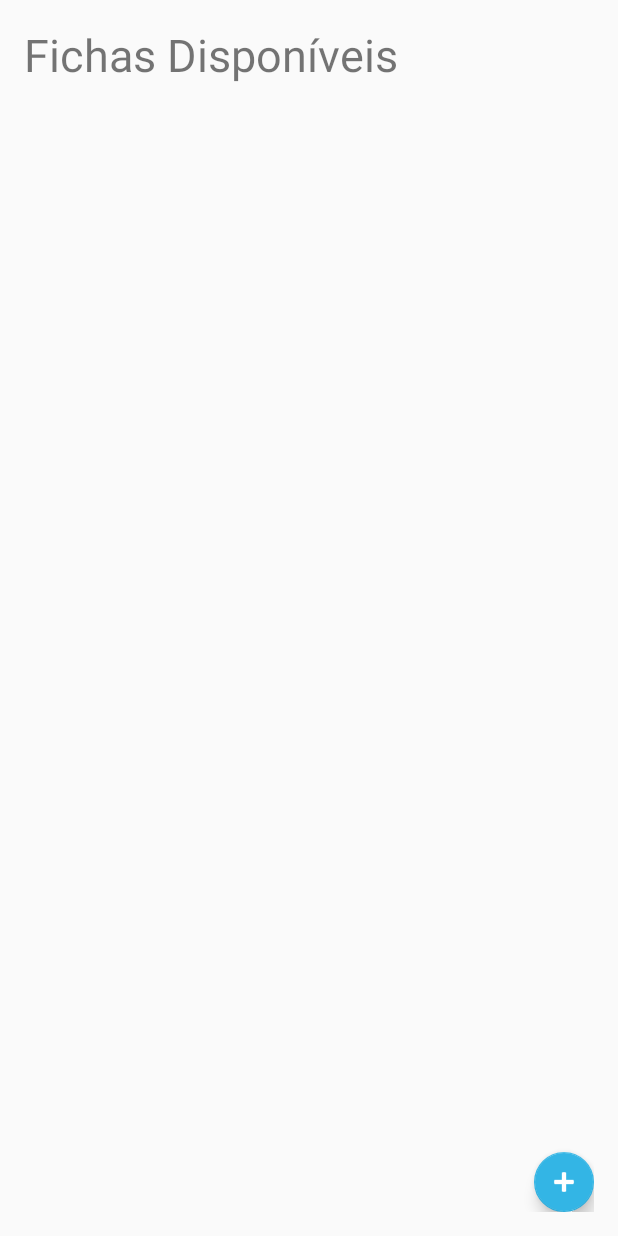
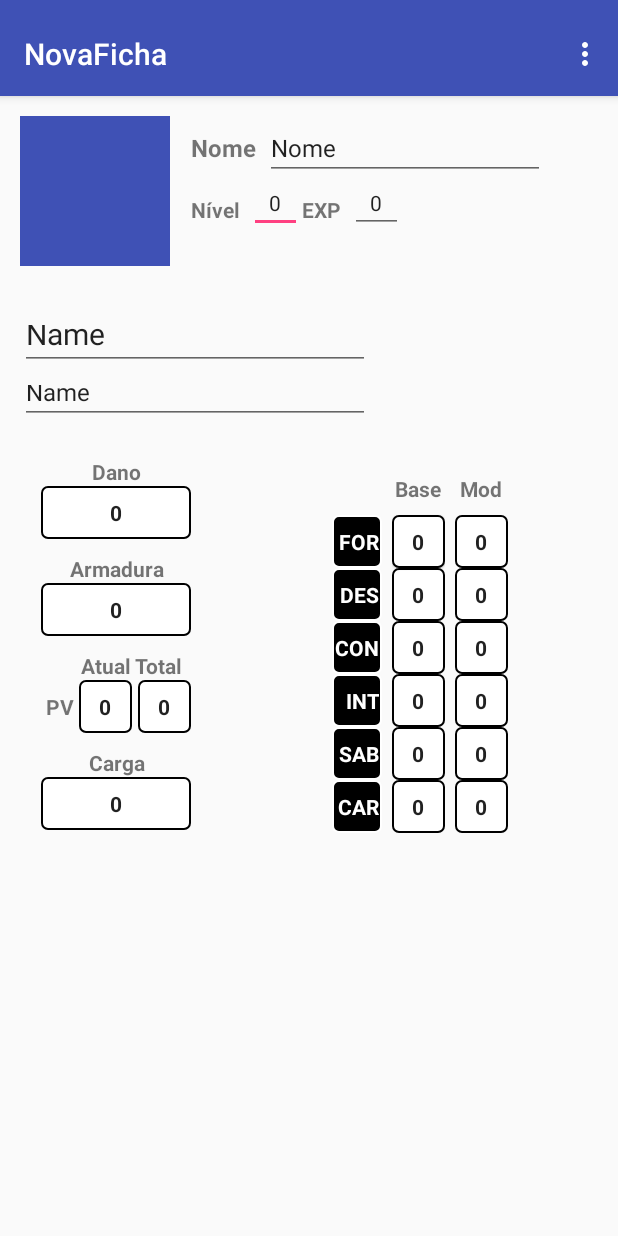
Before and after one commit to CarolinaRansatto/DWKeeper, an Android app: the screen it shows after launch (SelecaoFicha before the commit, NovaFicha after it), on a phone screen of 412 x 824 dp. Run offline under Robolectric (Android 15) with nearby library versions, the light colour scheme and no system bars; pictures from the network do not load.

Commit message:
alguns arquivos retirados, bd atualizado e nova pagina funcionando

```diff
--- a/app/src/main/AndroidManifest.xml
+++ b/app/src/main/AndroidManifest.xml
@@ -15,8 +15,8 @@
         <activity android:name=".MainActivity" />
         <activity android:name=".Dados" />
         <activity
-            android:name=".SelecaoFicha"
-            android:label="SelecaoFicha"
+            android:name=".NovaFicha"
+            android:label="NovaFicha"
             android:theme="@style/AppTheme.NoActionBar">
             <intent-filter>
                 <action android:name="android.intent.action.MAIN" />
@@ -24,7 +24,7 @@
                 <category android:name="android.intent.category.LAUNCHER" />
             </intent-filter>
         </activity>
-        <activity android:name=".NovaFicha"></activity>
+        <activity android:name=".SelecaoFicha"></activity>
     </application>
     <uses-permission android:name="android.permission.READ_EXTERNAL_STORAGE" />
 </manifest>
--- a/app/src/main/java/com/keeper/company/dwkeeper/DatabaseHelper.java
+++ b/app/src/main/java/com/keeper/company/dwkeeper/DatabaseHelper.java
@@ -53,6 +53,9 @@ public class DatabaseHelper extends SQLiteOpenHelper {
     public static final String COL_12_6 = "ALINHAMENTO";
     public static final String COL_13_6 = "CARGA";
     public static final String COL_14_6 = "IMG_PATH";
+    public static final String COL_15_6 = "APARENCIA";
+    public static final String COL_16_6 = "BACKGROUND";
+    public static final String COL_17_6 = "VINCULOS";
     public static final String COL_1_7 = "CLASSE_FK";
     public static final String COL_2_7 = "RAÇA_FK";
     public static final String COL_3_7 = "BENEFICIO";
@@ -103,7 +106,10 @@ public class DatabaseHelper extends SQLiteOpenHelper {
             COL_11_6 + " SMALLINT, " + // PV TOTAL
             COL_12_6 + " VARCHAR(100), " + // ALINHAMENTO
             COL_13_6 + " INTEGER, " + // CARGA
-            COL_14_6 + " VARCHAR(255)); ";  // IMG_PATH
+            COL_14_6 + " VARCHAR(255), " + // IMG_PATH
+            COL_15_6 + " VARCHAR(255), " + // APARENCIA
+            COL_16_6 + " VARCHAR(255), " +// BACKGROUND
+            COL_17_6 + " VARCHAR(255)); ";  // VINCULOS
 
 
     // pode_ser_de
@@ -211,6 +217,14 @@ public class DatabaseHelper extends SQLiteOpenHelper {
         // Seta IMG Path
         ficha.setImagePath(cursorFicha.getString(13));
 
+        // Seta aparencia
+        ficha.setAparencia(cursorFicha.getString(14));
+
+        // Seta bg
+        ficha.setBackground(cursorFicha.getString(15));
+
+        // Seta vinculos
+        ficha.setVinculos(cursorFicha.getString(16));
 
         return ficha;
     }
@@ -229,8 +243,12 @@ public class DatabaseHelper extends SQLiteOpenHelper {
         cv.put(COL_9_6, ficha.getArmadura());  // ARMADURA
         cv.put(COL_10_6, ficha.getPv_atual());  // PV_ATUAL
         cv.put(COL_11_6, ficha.getPv_total());  // PV_TOTAL
+        cv.put(COL_12_6, ficha.getAlinhamento());  // ALINHAMENTO
         cv.put(COL_13_6, ficha.getCarga());  // CARGA
         cv.put(COL_14_6, ficha.getImagePath());  // IMAGE PATH
+        cv.put(COL_15_6, ficha.getAparencia());  // APARENCIA
+        cv.put(COL_16_6, ficha.getBackground());  // BACKGROUND
+        cv.put(COL_17_6, ficha.getVinculos());  // VINCULOS
 
         // não existia uma ficha previamente, então vamos criar uma
         if (ficha.getId() == 0){
@@ -260,7 +278,12 @@ public class DatabaseHelper extends SQLiteOpenHelper {
         contentValues.put(COL_9_6, 0);  // ARMADURA
         contentValues.put(COL_10_6, 0);  // PV_ATUAL
         contentValues.put(COL_11_6, 0);  // PV_TOTAL
+        contentValues.put(COL_12_6, " ");  // alinhamento
         contentValues.put(COL_13_6, 0);  // CARGA
+        contentValues.put(COL_15_6, " ");  // APARENCIA
+        contentValues.put(COL_16_6, " ");  // background
+        contentValues.put(COL_17_6, " ");  // vinculos
+
         db.insert(TABLE_NAME_6, null, contentValues);
 
     }
@@ -310,8 +333,6 @@ public class DatabaseHelper extends SQLiteOpenHelper {
         return true;
     }
 
-
-
     public Cursor viewAllData(){
         SQLiteDatabase db = this.getWritableDatabase ();
         Cursor res = db.rawQuery("select * from " + TABLE_NAME_1, null);
@@ -336,18 +357,5 @@ public class DatabaseHelper extends SQLiteOpenHelper {
         onCreate(db);
     }
 
-    /**private String getClassName(int classId){
-        SQLiteDatabase bd = getWritableDatabase();
-        Cursor cursor = bd.rawQuery("SELECT " + COL_1_3 + " FROM " + TABLE_NAME_3 + " WHERE " + COL_1_3 + " = " + classId + ";", null);
-        cursor.moveToNext();
-        return cursor.getString(0);
-    }**/
-
-    /**private String getRaçaName(int raçaId){
-        SQLiteDatabase bd = getWritableDatabase();
-        Cursor cursor = bd.rawQuery("SELECT " + COL_2_4 + " FROM " + TABLE_NAME_4 + " WHERE " + COL_1_4 + " = " + raçaId + ";", null);
-        cursor.moveToNext();
-        return cursor.getString(0);
-    }**/
 
 }
--- a/app/src/main/java/com/keeper/company/dwkeeper/FichaHelper.java
+++ b/app/src/main/java/com/keeper/company/dwkeeper/FichaHelper.java
@@ -29,10 +29,37 @@ public class FichaHelper {
     private int exp;
     private int armadura;
     private String imagePath;
+    private String background;
+    private String aparencia;
+    private String vinculos;
 
 
     public FichaHelper(){
 
+    }
+
+    public String getVinculos() {
+        return vinculos;
+    }
+
+    public void setVinculos(String vinculos) {
+        this.vinculos = vinculos;
+    }
+
+    public String getAparencia() {
+        return aparencia;
+    }
+
+    public void setAparencia(String aparencia) {
+        this.aparencia = aparencia;
+    }
+
+    public String getBackground() {
+        return background;
+    }
+
+    public void setBackground(String background) {
+        this.background = background;
     }
 
     public String getImagePath() {
@@ -168,8 +195,6 @@ public class FichaHelper {
                 aux[0] = atributos[10];
                 aux[1] = atributos[11];
                 break;
-
-
         }
         return aux;
     }
--- a/app/src/main/java/layout/FichaDetalhes.java
+++ b/app/src/main/java/layout/FichaDetalhes.java
@@ -22,6 +22,15 @@ import com.keeper.company.dwkeeper.R;
  * create an instance of this fragment.
  */
 public class FichaDetalhes extends Fragment {
+
+    public EditText editAlinhamento;
+    public EditText editAparencia;
+    public EditText editBackground;
+    public EditText editVinculos;
+
+    DatabaseHelper bd;
+    public FichaHelper ficha;
+
     // TODO: Rename parameter arguments, choose names that match
     // the fragment initialization parameters, e.g. ARG_ITEM_NUMBER
 
@@ -60,6 +69,23 @@ public class FichaDetalhes extends Fragment {
         return inflater.inflate(R.layout.fragment_ficha_detalhes, container, false);
     }
 
+    @Override
+    public void onViewCreated(View v, Bundle b){
+
+        bd = new DatabaseHelper(this.getContext());
+        ficha = bd.loadFicha(1);
+
+        editAparencia = (EditText) getActivity().findViewById(R.id.editAparencia);
+        editBackground = (EditText) getActivity().findViewById(R.id.editBackground);
+        editVinculos = (EditText) getActivity().findViewById(R.id.editVinculos);
+        editAlinhamento = (EditText) getActivity().findViewById(R.id.editAlinhamento);
+
+        editAlinhamento.setText("" + ficha.getAlinhamento());
+        editAparencia.setText("" + ficha.getAparencia());
+        editBackground.setText("" + ficha.getBackground());
+        editVinculos.setText("" + ficha.getVinculos());
+
+    }
 
     // TODO: Rename method, update argument and hook method into UI event
     public void onButtonPressed(Uri uri) {
--- a/app/src/main/java/layout/FichaStats.java
+++ b/app/src/main/java/layout/FichaStats.java
@@ -57,6 +57,7 @@ public class FichaStats extends Fragment {
 
     DatabaseHelper bd;
     public FichaHelper ficha;
+
     /// / TODO: Rename parameter arguments, choose names that match
     // the fragment initialization parameters, e.g. ARG_ITEM_NUMBER
     //private static final String ARG_PARAM1 = "param1";
@@ -163,11 +164,9 @@ public class FichaStats extends Fragment {
                 // app-defined int constant. The callback method gets the
                 // result of the request.
             }
-        Log.d("permission", "permission denie");
+        Log.d("permission", "permission denied");
     }
 
-        int permissionCheckWrite = ContextCompat.checkSelfPermission(this.getActivity(),
-                Manifest.permission.WRITE_EXTERNAL_STORAGE);
         if (PackageManager.PERMISSION_GRANTED == permissionCheck) {
             Log.d("permission", "permission write granted");
         } else {
```
Also changed, not shown: app/src/main/java/com/keeper/company/dwkeeper/NovaFicha.java (+10 -1 lines), app/src/main/res/layout/fragment_ficha_detalhes.xml (+0 -21 lines), app/src/main/res/assets/magnav.ttf (deleted), app/src/main/res/drawable/dw_1.png (renamed from app/src/main/res/drawable/dw-1.png).
